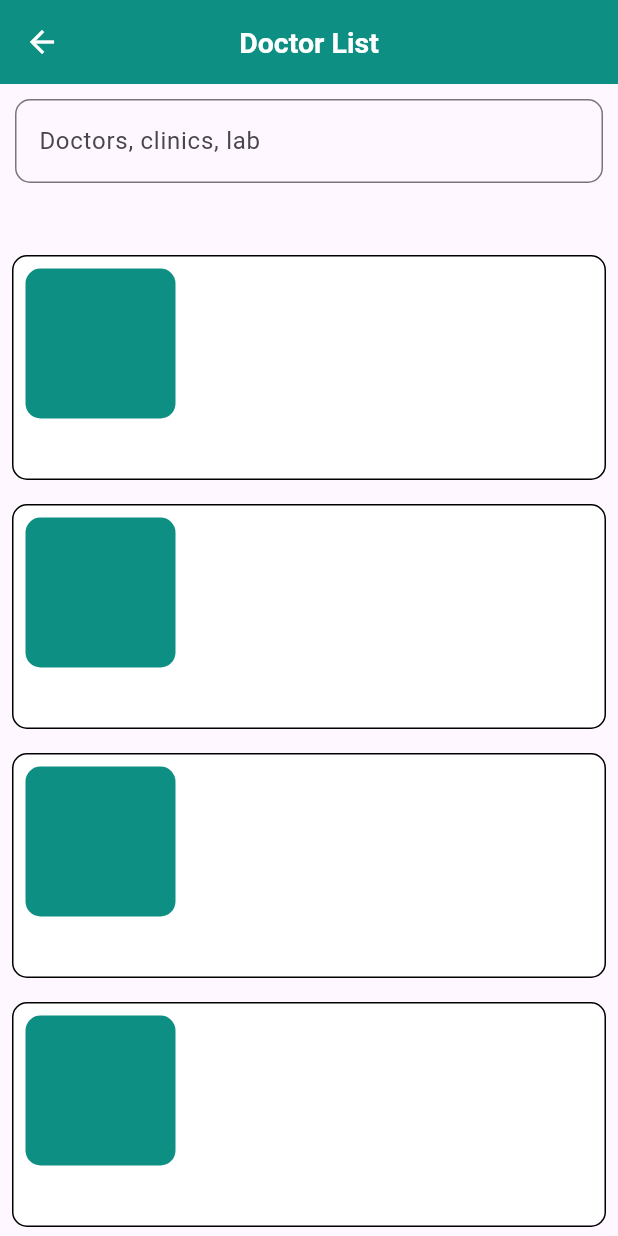
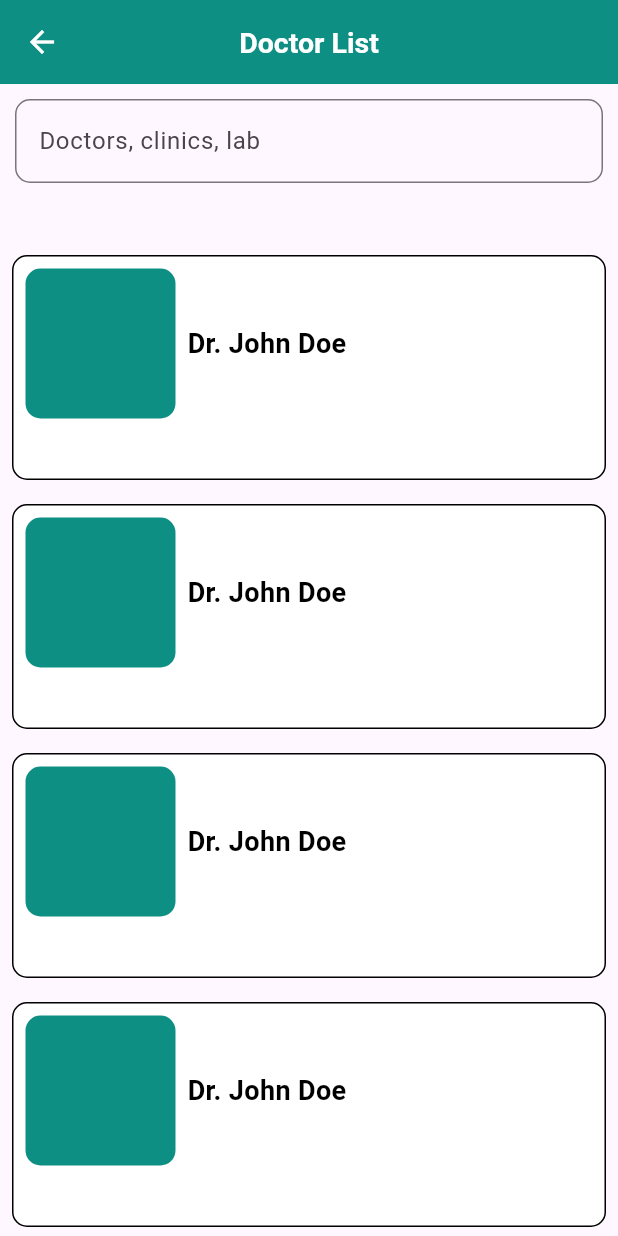
Before and after one commit to AthiraaAthi/hospitalManagement_ui, a Flutter app: the DoctorListScreen screen opened directly, on a phone screen of 412 x 824 dp. Run offline on Flutter 3.47's test engine with Material 3 defaults, Android fonts, the phone set to English and light mode, and no system bars; our stand-ins replace carousel_slider.

Commit message:
added doctor's name to DoctorListScreen

```diff
--- a/lib/view/home_screen/screens/doc_list.dart
+++ b/lib/view/home_screen/screens/doc_list.dart
@@ -65,7 +65,15 @@ class DoctorListScreen extends StatelessWidget {
                             ),
                             Column(
                               crossAxisAlignment: CrossAxisAlignment.start,
-                              children: [],
+                              children: [
+                                Text(
+                                  'Dr. John Doe',
+                                  style: TextStyle(
+                                      color: black,
+                                      fontSize: 18,
+                                      fontWeight: FontWeight.w600),
+                                ),
+                              ],
                             )
                           ],
                         )
```
